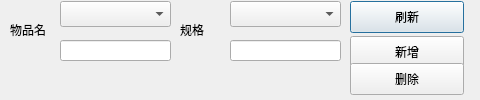
This is addclass.ui in 3642214/warehouse as Qt 5 draws it before an edit. The edited form follows.
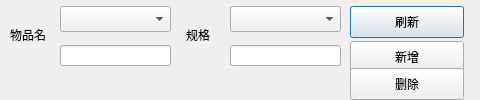
This is the edited form.

Commit message: 调节界面ui

What changed in the file:
```diff
--- a/addclass.ui
+++ b/addclass.ui
@@ -29,7 +29,7 @@
    <property name="geometry">
     <rect>
      <x>350</x>
-     <y>1</y>
+     <y>6</y>
      <width>114</width>
      <height>32</height>
     </rect>
@@ -42,7 +42,7 @@
    <property name="geometry">
     <rect>
      <x>60</x>
-     <y>1</y>
+     <y>6</y>
      <width>111</width>
      <height>26</height>
     </rect>
@@ -52,7 +52,7 @@
    <property name="geometry">
     <rect>
      <x>350</x>
-     <y>36</y>
+     <y>41</y>
      <width>114</width>
      <height>32</height>
     </rect>
@@ -65,7 +65,7 @@
    <property name="geometry">
     <rect>
      <x>350</x>
-     <y>63</y>
+     <y>68</y>
      <width>114</width>
      <height>32</height>
     </rect>
@@ -77,8 +77,8 @@
   <widget class="QLabel" name="label_2">
    <property name="geometry">
     <rect>
-     <x>180</x>
-     <y>22</y>
+     <x>186</x>
+     <y>27</y>
      <width>62</width>
      <height>16</height>
     </rect>
@@ -91,7 +91,7 @@
    <property name="geometry">
     <rect>
      <x>10</x>
-     <y>22</y>
+     <y>27</y>
      <width>62</width>
      <height>16</height>
     </rect>
@@ -104,7 +104,7 @@
    <property name="geometry">
     <rect>
      <x>230</x>
-     <y>1</y>
+     <y>6</y>
      <width>111</width>
      <height>26</height>
     </rect>
@@ -114,7 +114,7 @@
    <property name="geometry">
     <rect>
      <x>60</x>
-     <y>40</y>
+     <y>45</y>
      <width>111</width>
      <height>21</height>
     </rect>
@@ -124,7 +124,7 @@
    <property name="geometry">
     <rect>
      <x>230</x>
-     <y>40</y>
+     <y>45</y>
      <width>111</width>
      <height>21</height>
     </rect>
```
